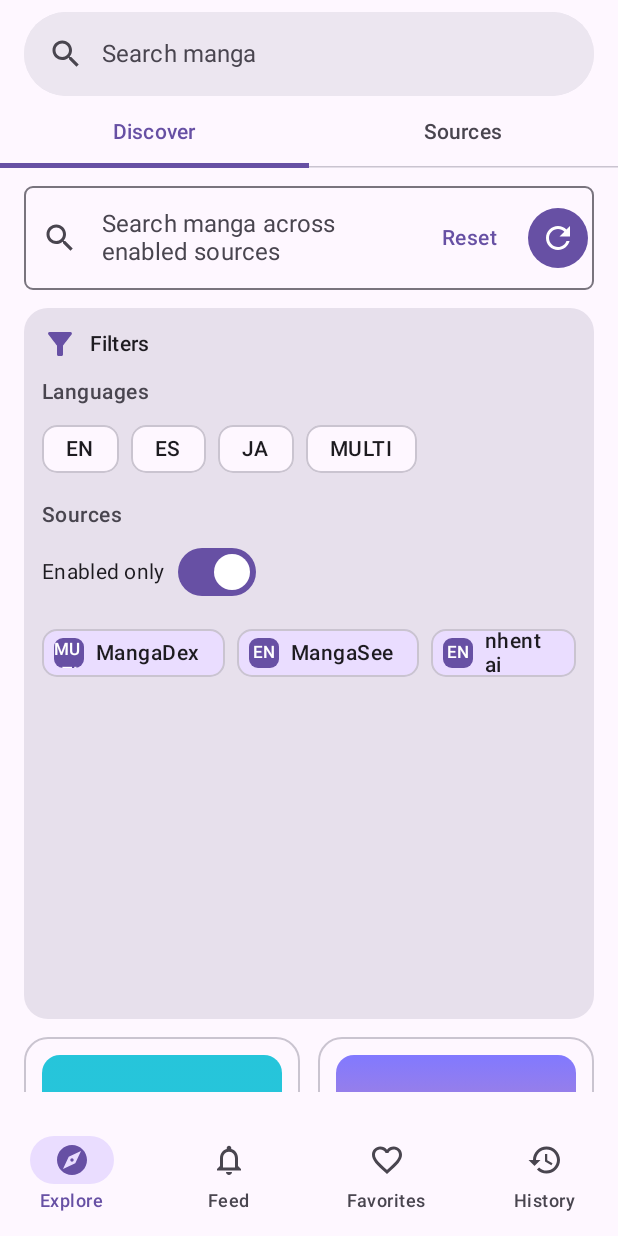
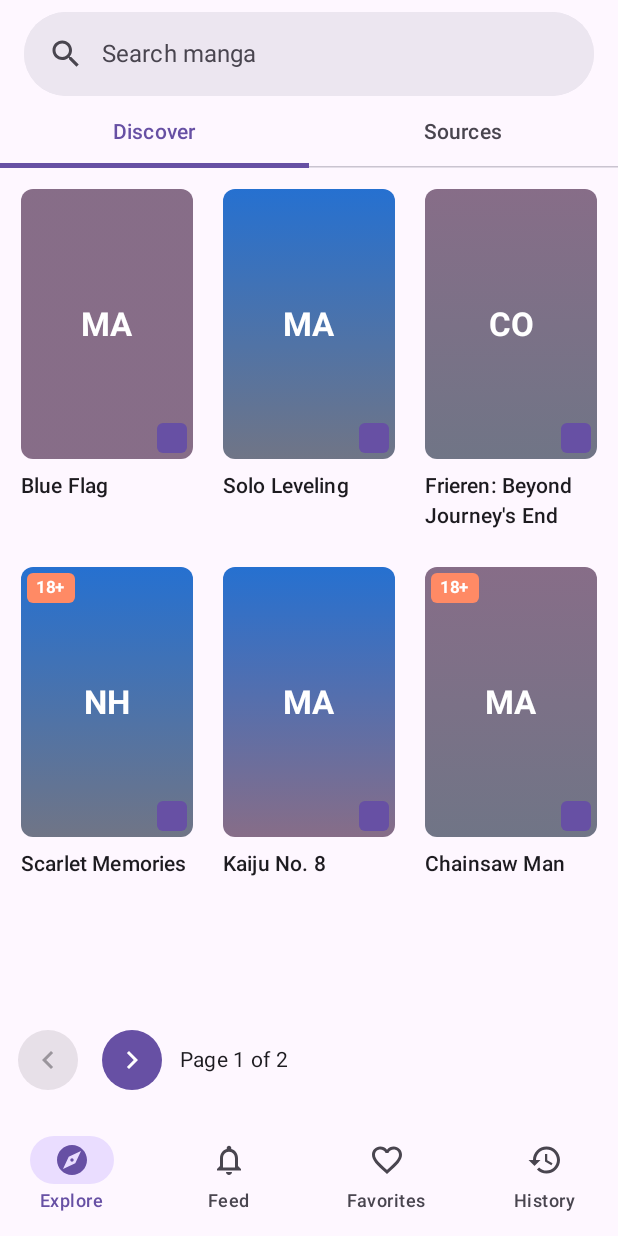
Before and after one commit to swolem12/Chirui-Reader, an Android app built with Jetpack Compose: the composable ChiruiReaderAppContent shown on its own in the app's theme, on a phone screen of 412 x 824 dp. Run offline under Robolectric (Android 15) with nearby library versions, the phone set to English and light mode, and no system bars; our stand-ins replace Dagger/Hilt's generated code; 2 statements that could not run were skipped.

Commit message:
Improve manga grid to match Kotatsu's compact card layout
Co-authored-by: swolem12 <65150772+swolem12@users.noreply.github.com>

```diff
--- a/android/app/src/main/java/com/chirui/reader/catalog/CatalogDiscoverScreen.kt
+++ b/android/app/src/main/java/com/chirui/reader/catalog/CatalogDiscoverScreen.kt
@@ -55,6 +55,10 @@ import androidx.lifecycle.compose.collectAsStateWithLifecycle
 import com.chirui.domain.model.MangaStatus
 import kotlin.math.absoluteValue
 
+/**
+ * Kotatsu-style Discover tab with manga grid
+ * Clean layout without visible filters (matches Kotatsu Explore screen)
+ */
 @Composable
 fun CatalogDiscoverTab(
     onOpenManga: (String) -> Unit,
@@ -65,24 +69,8 @@ fun CatalogDiscoverTab(
     Column(
         modifier = Modifier
             .fillMaxSize()
-            .padding(horizontal = 16.dp, vertical = 12.dp),
-        verticalArrangement = Arrangement.spacedBy(12.dp)
+            .padding(horizontal = 8.dp, vertical = 8.dp)
     ) {
-        CatalogSearchBar(
-            value = uiState.query,
-            onValueChange = viewModel::onQueryChange,
-            placeholder = "Search manga across enabled sources",
-            onClear = viewModel::onClearFilters,
-            onRefresh = viewModel::onRefresh,
-        )
-
-        FilterSection(
-            uiState = uiState,
-            onToggleLanguage = viewModel::onToggleLanguage,
-            onToggleSource = viewModel::onToggleSource,
-            onToggleEnabled = viewModel::onToggleEnabledFilter,
-        )
-
         when {
             uiState.loading -> CatalogLoadingCard()
             uiState.items.isEmpty() -> CatalogEmptyState()
@@ -274,6 +262,9 @@ private fun SourceLeadingIcon(language: String, enabled: Boolean) {
     }
 }
 
+/**
+ * Kotatsu-style grid with compact manga cards
+ */
 @Composable
 private fun CatalogGrid(
     items: List<CatalogItemUiModel>,
@@ -283,11 +274,11 @@ private fun CatalogGrid(
     onNext: () -> Unit,
     onOpenManga: (String) -> Unit,
 ) {
-    Column(verticalArrangement = Arrangement.spacedBy(12.dp)) {
+    Column(verticalArrangement = Arrangement.spacedBy(8.dp)) {
         LazyVerticalGrid(
-            columns = GridCells.Adaptive(minSize = 156.dp),
-            verticalArrangement = Arrangement.spacedBy(12.dp),
-            horizontalArrangement = Arrangement.spacedBy(12.dp),
+            columns = GridCells.Adaptive(minSize = 110.dp), // Tighter grid like Kotatsu
+            verticalArrangement = Arrangement.spacedBy(8.dp),
+            horizontalArrangement = Arrangement.spacedBy(8.dp),
             modifier = Modifier.fillMaxHeight(0.9f)
         ) {
             items(items, key = { it.id }) { item ->
@@ -304,81 +295,107 @@ private fun CatalogGrid(
     }
 }
 
+/**
+ * Kotatsu-style manga card with cover image and title below
+ * Matches the item_manga_grid.xml layout pattern
+ */
 @Composable
 private fun CatalogCard(
     item: CatalogItemUiModel,
     onOpenManga: (String) -> Unit,
 ) {
-    OutlinedCard(
+    Column(
         modifier = Modifier
             .fillMaxWidth()
-            .clickable { onOpenManga(item.id) },
-        shape = RoundedCornerShape(16.dp),
-        colors = CardDefaults.outlinedCardColors(containerColor = MaterialTheme.colorScheme.surface)
+            .clip(RoundedCornerShape(8.dp))
+            .clickable { onOpenManga(item.id) }
+            .padding(6.dp),
+        verticalArrangement = Arrangement.spacedBy(4.dp)
     ) {
-        Column(modifier = Modifier.padding(12.dp), verticalArrangement = Arrangement.spacedBy(8.dp)) {
+        // Cover image with badges overlay (Kotatsu style)
+        Box(modifier = Modifier.fillMaxWidth()) {
             CoverPlaceholder(id = item.id)
-            Text(
-                text = item.title,
-                style = MaterialTheme.typography.titleMedium,
-                color = MaterialTheme.colorScheme.onSurface,
-                maxLines = 2,
-                overflow = TextOverflow.Ellipsis
-            )
-            Text(
-                text = "${item.sourceName} · ${item.language.uppercase()}",
-                style = MaterialTheme.typography.bodySmall,
-                color = MaterialTheme.colorScheme.onSurfaceVariant
-            )
-            Row(horizontalArrangement = Arrangement.spacedBy(6.dp)) {
-                StatusBadge(status = item.status, nsfw = item.nsfw)
-            }
-            if (item.tags.isNotEmpty()) {
-                Row(horizontalArrangement = Arrangement.spacedBy(6.dp)) {
-                    item.tags.take(3).forEach { tag ->
-                        AssistChip(
-                            onClick = {},
-                            label = { Text(tag) },
-                            colors = AssistChipDefaults.assistChipColors(
-                                containerColor = MaterialTheme.colorScheme.secondaryContainer
-                            )
-                        )
-                    }
+
+            // NSFW badge (top-left like Kotatsu)
+            if (item.nsfw) {
+                Surface(
+                    modifier = Modifier
+                        .align(Alignment.TopStart)
+                        .padding(4.dp),
+                    color = Color(0xFFFF8A65),
+                    shape = RoundedCornerShape(4.dp)
+                ) {
+                    Text(
+                        text = "18+",
+                        modifier = Modifier.padding(horizontal = 6.dp, vertical = 2.dp),
+                        style = MaterialTheme.typography.labelSmall,
+                        color = Color.White,
+                        fontWeight = FontWeight.Bold
+                    )
                 }
             }
+
+            // Reading progress indicator (bottom-right like Kotatsu)
+            Surface(
+                modifier = Modifier
+                    .align(Alignment.BottomEnd)
+                    .padding(4.dp)
+                    .size(20.dp),
+                color = MaterialTheme.colorScheme.primary,
+                shape = RoundedCornerShape(4.dp)
+            ) {
+                // Progress circle placeholder
+            }
         }
+
+        // Title (2 lines max, like Kotatsu)
+        Text(
+            text = item.title,
+            style = MaterialTheme.typography.titleSmall,
+            color = MaterialTheme.colorScheme.onSurface,
+            maxLines = 2,
+            overflow = TextOverflow.Ellipsis,
+            modifier = Modifier.padding(vertical = 4.dp)
+        )
     }
 }
 
+/**
+ * Kotatsu-style cover placeholder with aspect ratio 13:18
+ */
 @Composable
 private fun CoverPlaceholder(id: String) {
     val colors = rememberCoverColors(id)
     Box(
         modifier = Modifier
-            .clip(RoundedCornerShape(12.dp))
+            .clip(RoundedCornerShape(8.dp))
             .background(
                 Brush.verticalGradient(
                     colors = colors
                 )
             )
             .fillMaxWidth()
-            .height(160.dp),
+            .height(180.dp), // Aspect ratio similar to Kotatsu (13:18)
         contentAlignment = Alignment.Center
     ) {
         Text(
             text = id.take(2).uppercase(),
             style = MaterialTheme.typography.headlineSmall,
-            color = MaterialTheme.colorScheme.onPrimary
+            color = Color.White,
+            fontWeight = FontWeight.Bold
         )
     }
 }
 
+/**
+ * Kotatsu-style cover color palette matching the primary blue
+ */
 @Composable
 private fun rememberCoverColors(seed: String): List<Color> {
     val hash = seed.hashCode().absoluteValue
-    val primary = Color(0xFF6C63FF).copy(alpha = 0.85f)
-    val alt = Color(0xFF00BCD4).copy(alpha = 0.85f)
-    val accent = Color(0xFFFF8A65).copy(alpha = 0.85f)
+    val primary = Color(0xFF0059C8).copy(alpha = 0.85f) // Kotatsu blue
+    val alt = Color(0xFF725573).copy(alpha = 0.85f) // Kotatsu tertiary
+    val accent = Color(0xFF575E71).copy(alpha = 0.85f) // Kotatsu secondary
     val palette = listOf(primary, alt, accent)
     val first = palette[hash % palette.size]
     val second = palette[(hash / 3) % palette.size]
```
